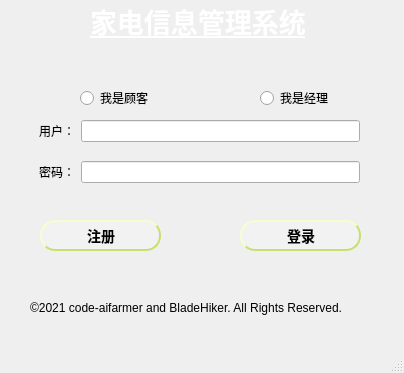
Qt form mainwindow.ui (code-aifarmer/Home-appliance-information-management-system-) before a commit.
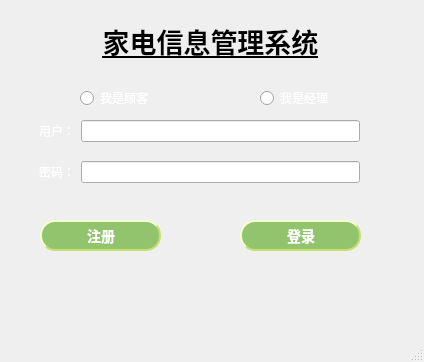
The same form after that commit. Icons and pictures are not drawn.

```diff
--- a/mainwindow.ui
+++ b/mainwindow.ui
@@ -6,8 +6,8 @@
    <rect>
     <x>0</x>
     <y>0</y>
-    <width>404</width>
-    <height>373</height>
+    <width>424</width>
+    <height>362</height>
    </rect>
   </property>
   <property name="font">
@@ -42,9 +42,9 @@
 QPushButton {
 background-color: #ffffff;
 color: #ffffff;
-color: black;
+color: white;
                     /* 文字颜色 */
-background-color: #f2f2f2;       /* 背景色 */
+background-color: #91c46c;       /* 背景色 */
 border-style: outset;            /* 边框风格 */
 border-width: 2px;               /* 边框宽度 */
 border-radius: 5px;              /* 边框圆角 */
@@ -70,9 +70,9 @@
    <widget class="QLabel" name="label">
     <property name="geometry">
      <rect>
-      <x>90</x>
-      <y>0</y>
-      <width>321</width>
+      <x>-10</x>
+      <y>20</y>
+      <width>441</width>
       <height>41</height>
      </rect>
     </property>
@@ -85,27 +85,15 @@
      </font>
     </property>
     <property name="styleSheet">
-     <string notr="true">
- background-color: qlineargradient(x1:0, y1:0, x2:1, y2:1,
-stop:0 #91c46c,stop:1#91c46c);
- 
-color: white; </string>
+     <string notr="true">color: rgb(255, 255, 255);
+QLable{background-image: url(C:/Users/12234/Desktop/9.jpg);colour:white}
+</string>
     </property>
     <property name="text">
      <string>家电信息管理系统</string>
     </property>
-   </widget>
-   <widget class="QLabel" name="label_5">
-    <property name="geometry">
-     <rect>
-      <x>30</x>
-      <y>300</y>
-      <width>342</width>
-      <height>16</height>
-     </rect>
-    </property>
-    <property name="text">
-     <string>©2021 code-aifarmer and BladeHiker. All Rights Reserved. </string>
+    <property name="alignment">
+     <set>Qt::AlignCenter</set>
     </property>
    </widget>
    <widget class="QPushButton" name="pushButton">
@@ -124,11 +112,11 @@
 }
 
 QPushButton {
-background-color: #ffffff;
+background-color: #91c46c;
 color: #ffffff;
-color: black;
+color:white;
                     /* 文字颜色 */
-background-color: #f2f2f2;       /* 背景色 */
+background-color: #91c46c;       /* 背景色 */
 border-style: outset;            /* 边框风格 */
 border-width: 2px;               /* 边框宽度 */
 border-radius: 5px;              /* 边框圆角 */
@@ -155,14 +143,17 @@
     <property name="geometry">
      <rect>
       <x>39</x>
-      <y>120</y>
+      <y>100</y>
       <width>321</width>
-      <height>22</height>
+      <height>62</height>
      </rect>
     </property>
     <layout class="QHBoxLayout" name="horizontalLayout_2">
      <item>
       <widget class="QLabel" name="label_3">
+       <property name="styleSheet">
+        <string notr="true">color: rgb(255, 255, 255);</string>
+       </property>
        <property name="text">
         <string>用户：</string>
        </property>
@@ -191,6 +182,9 @@
     <layout class="QHBoxLayout" name="horizontalLayout_3">
      <item>
       <widget class="QLabel" name="label_4">
+       <property name="styleSheet">
+        <string notr="true">color: rgb(255, 255, 255);</string>
+       </property>
        <property name="text">
         <string>密码：</string>
        </property>
@@ -219,6 +213,9 @@
       <height>16</height>
      </rect>
     </property>
+    <property name="styleSheet">
+     <string notr="true">color: rgb(255, 255, 255);</string>
+    </property>
     <property name="text">
      <string>我是顾客</string>
     </property>
@@ -232,6 +229,9 @@
       <height>16</height>
      </rect>
     </property>
+    <property name="styleSheet">
+     <string notr="true">color: rgb(255, 255, 255);</string>
+    </property>
     <property name="text">
      <string>我是经理</string>
     </property>
```
Left out of the diff: 38 changed lines with no effect on the pictures.
